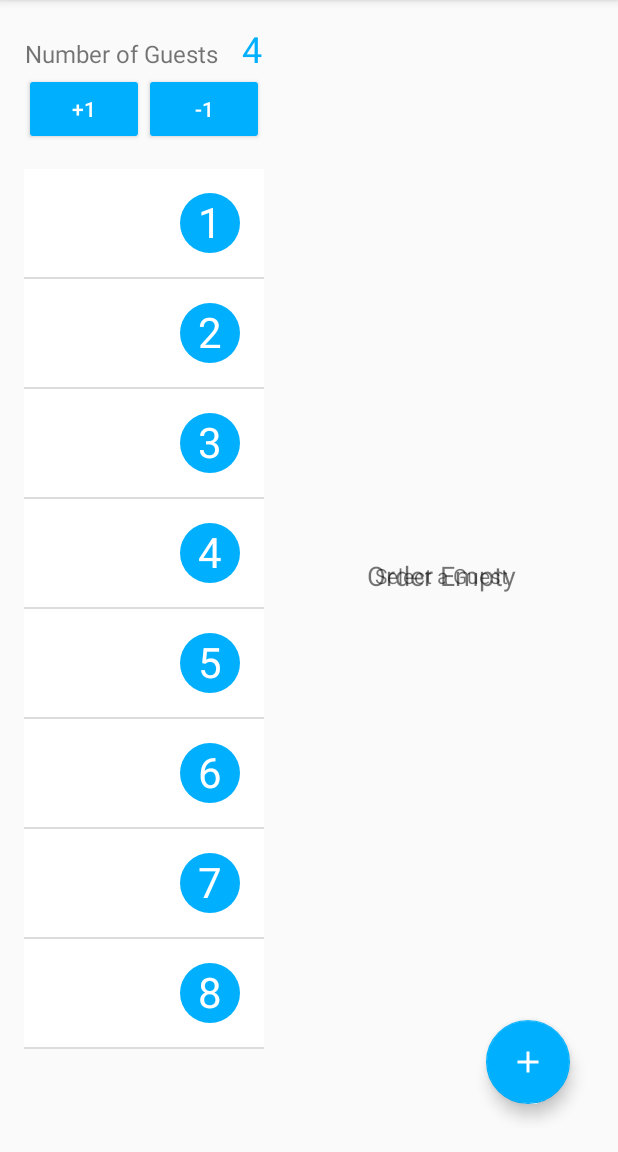
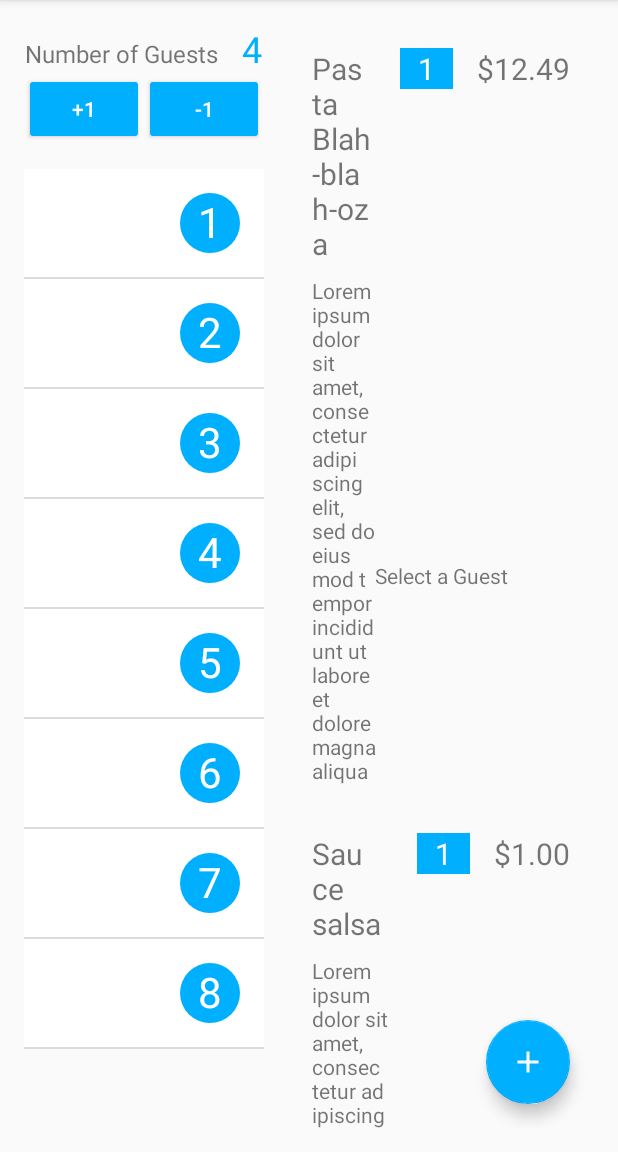
Before and after one commit to offvanHooijdonk/caffee-nts-android, an Android app: the fragment GuestOrderFragment placed in its activity, on a phone screen of 412 x 824 dp, the part 84-1236 px from its top. Run offline under Robolectric (Android 15) with nearby library versions, the phone set to English and light mode, and no system bars; our stand-ins replace ButterKnife.

Commit message:
Added order list layout. Added stub for 'Add Dish' popup.

```diff
--- a/app/src/main/java/by/nts/cafe/app/model/DishModel.java
+++ b/app/src/main/java/by/nts/cafe/app/model/DishModel.java
@@ -6,14 +6,16 @@ public class DishModel {
     private String id;
     private String name;
     private float price;
+    private String description;
 
     public DishModel() {
     }
 
-    public DishModel(String id, String name, float price) {
+    public DishModel(String id, String name, float price, String description) {
         this.id = id;
         this.name = name;
         this.price = price;
+        this.description = description;
     }
 
     public String getId() {
@@ -40,6 +42,14 @@ public class DishModel {
         this.price = price;
     }
 
+    public String getDescription() {
+        return description;
+    }
+
+    public void setDescription(String description) {
+        this.description = description;
+    }
+
     @Override
     public boolean equals(Object o) {
         return this == o ||
--- a/app/src/main/java/by/nts/cafe/app/presentation/ui/tables/GuestOrderFragment.java
+++ /dev/null
@@ -1,49 +0,0 @@
-package by.nts.cafe.app.presentation.ui.tables;
-
-
-import android.os.Bundle;
-import android.support.annotation.Nullable;
-import android.support.v4.app.Fragment;
-import android.support.v7.widget.RecyclerView;
-import android.view.LayoutInflater;
-import android.view.View;
-import android.view.ViewGroup;
-import android.widget.TextView;
-
-import java.util.ArrayList;
-import java.util.List;
-
-import butterknife.BindView;
-import butterknife.ButterKnife;
-import by.nts.cafe.app.R;
-import by.nts.cafe.app.model.DishModel;
-
-public class GuestOrderFragment extends Fragment {
-
-    @BindView(R.id.rvOrder)
-    RecyclerView rvOrder;
-    @BindView(R.id.txtEmpty)
-    TextView txtEmpty;
-
-
-    private List<DishModel> dishList = new ArrayList<>();
-
-    @Nullable
-    @Override
-    public View onCreateView(LayoutInflater inflater, @Nullable ViewGroup container, Bundle savedInstanceState) {
-        return inflater.inflate(R.layout.frag_guest_order, container, false);
-    }
-
-    @Override
-    public void onViewCreated(View view, @Nullable Bundle savedInstanceState) {
-        super.onViewCreated(view, savedInstanceState);
-
-        ButterKnife.bind(this, view);
-
-        onOrderLoaded();
-    }
-
-    private void onOrderLoaded() {
-        txtEmpty.setVisibility(dishList.isEmpty() ? View.VISIBLE : View.GONE);
-    }
-}
--- a/app/src/main/java/by/nts/cafe/app/presentation/ui/tables/TableActivity.java
+++ b/app/src/main/java/by/nts/cafe/app/presentation/ui/tables/TableActivity.java
@@ -4,11 +4,9 @@ import android.os.Bundle;
 import android.support.annotation.Nullable;
 import android.support.v7.app.AppCompatActivity;
 import android.view.View;
-import android.widget.AdapterView;
 import android.widget.ArrayAdapter;
 import android.widget.ListView;
 import android.widget.TextView;
-import android.widget.Toast;
 
 import java.util.ArrayList;
 import java.util.List;
@@ -16,6 +14,7 @@ import java.util.List;
 import butterknife.BindView;
 import butterknife.ButterKnife;
 import by.nts.cafe.app.R;
+import by.nts.cafe.app.presentation.ui.tables.order.GuestOrderFragment;
 
 public class TableActivity extends AppCompatActivity {
     @BindView(R.id.listGuests)
--- /dev/null
+++ b/app/src/main/java/by/nts/cafe/app/presentation/ui/tables/order/AddDishDialog.java
@@ -0,0 +1,41 @@
+package by.nts.cafe.app.presentation.ui.tables.order;
+
+import android.os.Bundle;
+import android.support.annotation.Nullable;
+import android.support.v4.app.DialogFragment;
+import android.view.LayoutInflater;
+import android.view.View;
+import android.view.ViewGroup;
+import android.view.Window;
+import android.view.WindowManager;
+
+import butterknife.ButterKnife;
+import by.nts.cafe.app.R;
+
+public class AddDishDialog extends DialogFragment {
+
+    @Nullable
+    @Override
+    public View onCreateView(LayoutInflater inflater, @Nullable ViewGroup container, Bundle savedInstanceState) {
+
+        getDialog().getWindow().setLayout(ViewGroup.LayoutParams.WRAP_CONTENT, ViewGroup.LayoutParams.MATCH_PARENT);
+        return inflater.inflate(R.layout.dialog_add_dish, container, false);
+    }
+
+    @Override
+    public void onViewCreated(View view, @Nullable Bundle savedInstanceState) {
+        super.onViewCreated(view, savedInstanceState);
+
+        ButterKnife.bind(this, view);
+    }
+
+    @Override
+    public void onStart() {
+        super.onStart();
+
+        setCancelable(true); // todo set to false when other 'close' control added
+        setStyle(DialogFragment.STYLE_NO_FRAME, 0);
+        getDialog().getWindow()
+                .setLayout(WindowManager.LayoutParams.WRAP_CONTENT, WindowManager.LayoutParams.MATCH_PARENT);
+    }
+}
--- /dev/null
+++ b/app/src/main/java/by/nts/cafe/app/presentation/ui/tables/order/GuestOrderFragment.java
@@ -0,0 +1,78 @@
+package by.nts.cafe.app.presentation.ui.tables.order;
+
+
+import android.os.Bundle;
+import android.support.annotation.Nullable;
+import android.support.design.widget.FloatingActionButton;
+import android.support.v4.app.Fragment;
+import android.support.v7.widget.LinearLayoutManager;
+import android.support.v7.widget.RecyclerView;
+import android.view.LayoutInflater;
+import android.view.View;
+import android.view.ViewGroup;
+import android.widget.TextView;
+import android.widget.Toast;
+
+import java.util.ArrayList;
+import java.util.List;
+
+import butterknife.BindView;
+import butterknife.ButterKnife;
+import butterknife.OnClick;
+import by.nts.cafe.app.R;
+import by.nts.cafe.app.model.DishModel;
+
+public class GuestOrderFragment extends Fragment {
+
+    @BindView(R.id.rvOrder)
+    RecyclerView rvOrder;
+    @BindView(R.id.txtEmpty)
+    TextView txtEmpty;
+    @BindView(R.id.fabAddDish)
+    FloatingActionButton fab;
+
+    private List<DishModel> dishList = new ArrayList<>();
+    private OrderAdapter adapter;
+
+    @Nullable
+    @Override
+    public View onCreateView(LayoutInflater inflater, @Nullable ViewGroup container, Bundle savedInstanceState) {
+        return inflater.inflate(R.layout.frag_guest_order, container, false);
+    }
+
+    @Override
+    public void onViewCreated(View view, @Nullable Bundle savedInstanceState) {
+        super.onViewCreated(view, savedInstanceState);
+
+        ButterKnife.bind(this, view);
+
+        adapter = new OrderAdapter(getActivity(), dishList);
+        rvOrder.setLayoutManager(new LinearLayoutManager(getActivity()));
+        rvOrder.setAdapter(adapter);
+
+        onOrderLoaded();
+    }
+
+    @OnClick(R.id.fabAddDish)
+    public void onAddClick(View v) {
+        Toast.makeText(getActivity(), "Clicked", Toast.LENGTH_SHORT).show();
+        new AddDishDialog().show(getFragmentManager(), "tmp");
+    }
+
+    private void onOrderLoaded() {
+        iniData();
+        txtEmpty.setVisibility(dishList.isEmpty() ? View.VISIBLE : View.GONE);
+        rvOrder.setVisibility(dishList.isEmpty() ? View.GONE : View.VISIBLE);
+        adapter.notifyDataSetChanged();
+    }
+
+    @Deprecated
+    private void iniData() {
+        dishList.add(new DishModel("1", "Pasta Blah-blah-oza", 12.49f, getString(R.string.fish_dish_descr)));
+        dishList.add(new DishModel("41", "Sauce salsa", 1.00f, getString(R.string.fish_dish_descr)));
+        dishList.add(new DishModel("641", "Orange fresh", 2.99f, getString(R.string.fish_dish_descr)));
+        dishList.add(new DishModel("971", "Cheese cake strawberry Alberto", 5.20f, getString(R.string.fish_dish_descr)));
+        dishList.add(new DishModel("72", "Cappuccino small", 2.00f, getString(R.string.fish_dish_descr)));
+        dishList.add(new DishModel("5", "Cigarettes 'Belomor'", 6.80f, getString(R.string.fish_dish_descr)));
+    }
+}
--- /dev/null
+++ b/app/src/main/java/by/nts/cafe/app/presentation/ui/tables/order/OrderAdapter.java
@@ -0,0 +1,66 @@
+package by.nts.cafe.app.presentation.ui.tables.order;
+
+import android.content.Context;
+import android.support.annotation.NonNull;
+import android.support.v7.widget.RecyclerView;
+import android.view.LayoutInflater;
+import android.view.View;
+import android.view.ViewGroup;
+import android.widget.TextView;
+
+import java.text.NumberFormat;
+import java.util.List;
+
+import butterknife.BindView;
+import butterknife.ButterKnife;
+import by.nts.cafe.app.R;
+import by.nts.cafe.app.model.DishModel;
+
+public class OrderAdapter extends RecyclerView.Adapter<OrderAdapter.ViewHolder> {
+    @NonNull
+    private Context ctx;
+    @NonNull
+    private List<DishModel> dishList;
+
+    public OrderAdapter(@NonNull Context ctx, @NonNull List<DishModel> dishList) {
+        this.ctx = ctx;
+        this.dishList = dishList;
+    }
+
+    @Override
+    public ViewHolder onCreateViewHolder(ViewGroup parent, int viewType) {
+        return new ViewHolder(LayoutInflater.from(ctx).inflate(R.layout.item_order_dish, parent, false));
+    }
+
+    @Override
+    public void onBindViewHolder(ViewHolder vh, int position) {
+        DishModel dish = dishList.get(position);
+
+        vh.txtDishName.setText(dish.getName());
+        vh.txtDishDescription.setText(dish.getDescription());
+        vh.txtDishPrice.setText(NumberFormat.getCurrencyInstance().format(dish.getPrice()));
+        vh.txtAmount.setText("1");
+    }
+
+    @Override
+    public int getItemCount() {
+        return dishList.size();
+    }
+
+    public class ViewHolder extends RecyclerView.ViewHolder {
+        @BindView(R.id.txtDishName)
+        TextView txtDishName;
+        @BindView(R.id.txtDishPrice)
+        TextView txtDishPrice;
+        @BindView(R.id.txtDishDescription)
+        TextView txtDishDescription;
+        @BindView(R.id.txtAmount)
+        TextView txtAmount;
+
+        public ViewHolder(View itemView) {
+            super(itemView);
+
+            ButterKnife.bind(this, itemView);
+        }
+    }
+}
--- /dev/null
+++ b/app/src/main/res/layout/dialog_add_dish.xml
@@ -0,0 +1,12 @@
+<?xml version="1.0" encoding="utf-8"?>
+<LinearLayout xmlns:android="http://schemas.android.com/apk/res/android"
+    android:layout_width="wrap_content"
+    android:layout_height="match_parent"
+    android:background="@color/md_white_1000"
+    android:orientation="vertical">
+
+    <TextView
+        android:layout_width="wrap_content"
+        android:layout_height="wrap_content"
+        android:text="Hello world in dialog."/>
+</LinearLayout>
--- a/app/src/main/res/layout/frag_guest_order.xml
+++ b/app/src/main/res/layout/frag_guest_order.xml
@@ -20,6 +20,7 @@
         android:layout_height="match_parent" />
 
     <android.support.design.widget.FloatingActionButton
+        android:id="@+id/fabAddDish"
         android:layout_width="wrap_content"
         android:layout_height="wrap_content"
         android:layout_gravity="bottom|end"
--- /dev/null
+++ b/app/src/main/res/layout/item_order_dish.xml
@@ -0,0 +1,49 @@
+<?xml version="1.0" encoding="utf-8"?>
+<RelativeLayout xmlns:android="http://schemas.android.com/apk/res/android"
+    android:layout_width="match_parent"
+    android:layout_height="wrap_content"
+    android:orientation="vertical"
+    android:paddingBottom="@dimen/item_padding_v"
+    android:paddingEnd="@dimen/item_padding_h"
+    android:paddingStart="@dimen/item_padding_h"
+    android:paddingTop="@dimen/item_padding_v">
+
+    <TextView
+        android:id="@+id/txtDishName"
+        android:layout_width="match_parent"
+        android:layout_height="wrap_content"
+        android:layout_toStartOf="@id/txtAmount"
+        android:layout_marginEnd="@dimen/item_padding_h"
+        android:text="@string/fish_dish_name"
+        android:textSize="20sp" />
+
+    <TextView
+        android:id="@+id/txtAmount"
+        android:layout_width="wrap_content"
+        android:layout_height="wrap_content"
+        android:layout_toStartOf="@id/txtDishPrice"
+        android:layout_marginEnd="@dimen/item_padding_h"
+        android:background="@color/colorAccent"
+        android:paddingEnd="12dp"
+        android:paddingStart="12dp"
+        android:text="1"
+        android:textColor="@color/md_white_1000"
+        android:textSize="20sp" />
+
+    <TextView
+        android:id="@+id/txtDishPrice"
+        android:layout_width="wrap_content"
+        android:layout_height="wrap_content"
+        android:layout_alignParentEnd="true"
+        android:text="@string/fish_price"
+        android:textSize="20sp" />
+
+    <TextView
+        android:layout_marginTop="8dp"
+        android:id="@+id/txtDishDescription"
+        android:layout_width="match_parent"
+        android:layout_height="wrap_content"
+        android:layout_below="@id/txtDishName"
+        android:layout_alignEnd="@id/txtDishName"
+        android:text="@string/fish_dish_descr"/>
+</RelativeLayout>
--- a/app/src/main/res/values/strings.xml
+++ b/app/src/main/res/values/strings.xml
@@ -20,5 +20,8 @@
     <string name="status_table_occupied">Occupied</string>
     <string name="status_table_reserved">Reserved</string>
     <string name="status_table_not_available">Not Available</string>
+    <string name="fish_dish_descr">Lorem ipsum dolor sit amet, consectetur adipiscing elit, sed do eiusmod tempor incididunt ut labore et dolore magna aliqua</string>
+    <string name="fish_dish_name">Pizza Pepperoni original spicy 450g</string>
+    <string name="fish_price">15.49</string>
 
 </resources>
```
